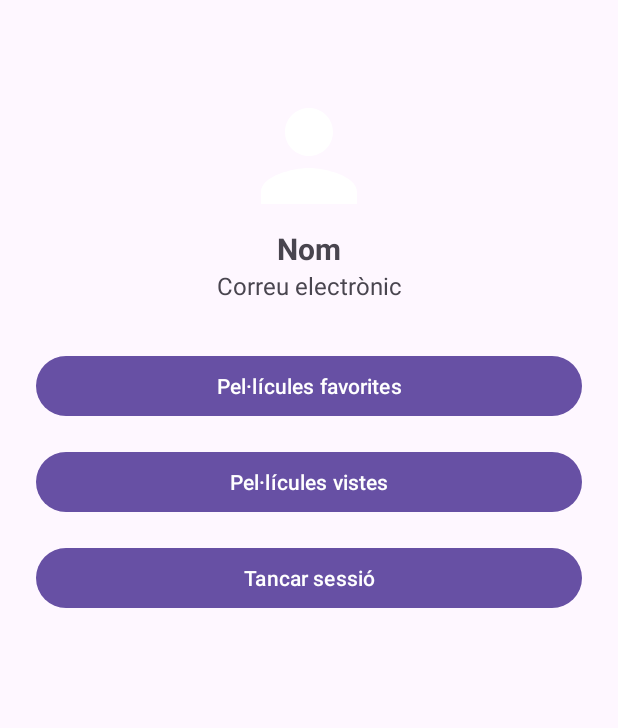
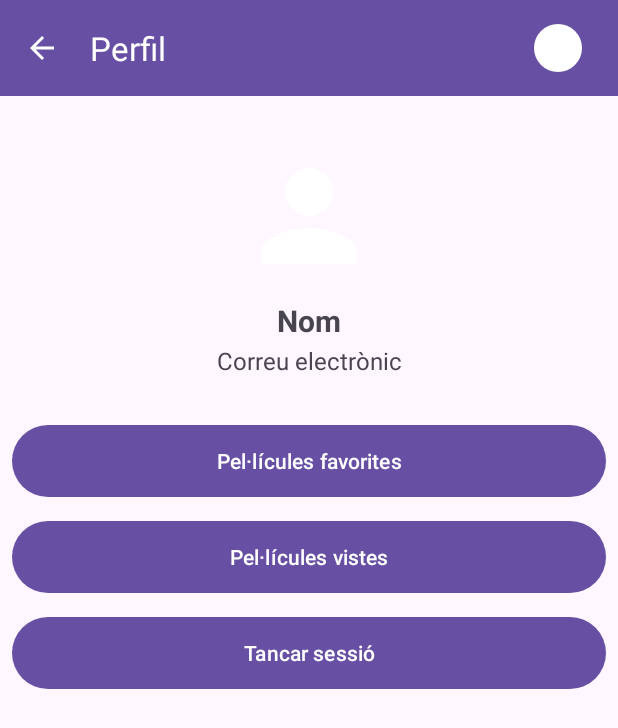
Before and after one commit to alancu/movie-log, an Android app: the UserProfileActivity screen opened directly, with no data from a screen before it, on a phone screen of 412 x 824 dp. Shown: the top 728 px of the screen. Run offline under Robolectric (Android 15) with nearby library versions, the light colour scheme and no system bars; our stand-ins replace Firebase (no records; nobody signed in at launch, a user with empty details on screens opened directly).

Commit message:
Adaptada UserProfileActivity per a usar BaseActivity Botons del perfil d'usuari fets redons

```diff
--- a/app/src/main/java/com/alejandro/movielog/ui/profile/UserProfileActivity.kt
+++ b/app/src/main/java/com/alejandro/movielog/ui/profile/UserProfileActivity.kt
@@ -1,21 +1,27 @@
 package com.alejandro.movielog.ui.profile
 
 import android.os.Bundle
+import android.view.Menu
 import android.widget.Button
 import android.widget.ImageView
 import android.widget.TextView
-import androidx.appcompat.app.AppCompatActivity
+import androidx.appcompat.widget.Toolbar
 import com.alejandro.movielog.R
+import com.alejandro.movielog.ui.base.BaseActivity
 import com.alejandro.movielog.ui.favorites.FavoriteMoviesActivity
 import com.alejandro.movielog.ui.history.WatchedMoviesActivity
 import com.alejandro.movielog.utils.auth.UserAuthHelper
 import com.alejandro.movielog.utils.loadCircularImage
 import com.alejandro.movielog.utils.navigateTo
 
-class UserProfileActivity : AppCompatActivity() {
+class UserProfileActivity : BaseActivity() {
     override fun onCreate(savedInstanceState: Bundle?) {
         super.onCreate(savedInstanceState)
         setContentView(R.layout.activity_user_profile)
+
+        // Configura la toolbar amb títol i botó "enrere"
+        val toolbar = findViewById<Toolbar>(R.id.toolbar)
+        setupToolbar(toolbar, getString(R.string.profile), showBack = true)
 
         val imageUserPhoto = findViewById<ImageView>(R.id.image_user_photo)
         val textUserName = findViewById<TextView>(R.id.text_user_name)
@@ -44,4 +50,15 @@ class UserProfileActivity : AppCompatActivity() {
             navigateTo<WatchedMoviesActivity>()
         }
     }
+
+    override fun onCreateOptionsMenu(menu: Menu): Boolean {
+        menuInflater.inflate(R.menu.menu_user, menu)
+        setupUserMenu(menu)
+        return true
+    }
+
+    override fun onSupportNavigateUp(): Boolean {
+        onBackPressedDispatcher.onBackPressed()
+        return true
+    }
 }
--- /dev/null
+++ b/app/src/main/res/drawable/rounded_button.xml
@@ -0,0 +1,5 @@
+<shape xmlns:android="http://schemas.android.com/apk/res/android"
+    android:shape="rectangle">
+    <solid android:color="?attr/colorPrimary" />
+    <corners android:radius="32dp"/>
+</shape>
--- a/app/src/main/res/layout/activity_user_profile.xml
+++ b/app/src/main/res/layout/activity_user_profile.xml
@@ -1,76 +1,101 @@
-<?xml version="1.0" encoding="utf-8"?>
 <androidx.constraintlayout.widget.ConstraintLayout
     xmlns:android="http://schemas.android.com/apk/res/android"
     xmlns:app="http://schemas.android.com/apk/res-auto"
     android:layout_width="match_parent"
-    android:layout_height="match_parent"
-    android:padding="24dp">
+    android:layout_height="match_parent" >
 
+    <!-- Toolbar -->
+    <androidx.appcompat.widget.Toolbar
+        android:id="@+id/toolbar"
+        android:layout_width="0dp"
+        android:layout_height="wrap_content"
+        app:layout_constraintTop_toTopOf="parent"
+        app:layout_constraintStart_toStartOf="parent"
+        app:layout_constraintEnd_toEndOf="parent"
+        android:background="?attr/colorPrimary"
+        android:theme="@style/ThemeOverlay.AppCompat.Dark.ActionBar" />
+
+    <!-- Imatge d'usuari -->
     <ImageView
         android:id="@+id/image_user_photo"
         android:layout_width="96dp"
         android:layout_height="96dp"
         android:layout_marginTop="32dp"
-        android:layout_marginBottom="16dp"
+        app:layout_constraintTop_toBottomOf="@id/toolbar"
+        app:layout_constraintStart_toStartOf="parent"
+        app:layout_constraintEnd_toEndOf="parent"
         android:scaleType="centerCrop"
         android:contentDescription="@string/profile_picture"
-        android:src="@drawable/ic_user"
-        app:layout_constraintTop_toTopOf="parent"
-        app:layout_constraintStart_toStartOf="parent"
-        app:layout_constraintEnd_toEndOf="parent" />
+        android:src="@drawable/ic_user" />
 
+    <!-- Nom usuari -->
     <TextView
         android:id="@+id/text_user_name"
         android:layout_width="wrap_content"
         android:layout_height="wrap_content"
+        app:layout_constraintTop_toBottomOf="@id/image_user_photo"
+        app:layout_constraintStart_toStartOf="parent"
+        app:layout_constraintEnd_toEndOf="parent"
         android:text="@string/name"
         android:textSize="20sp"
         android:textStyle="bold"
-        app:layout_constraintTop_toBottomOf="@id/image_user_photo"
-        app:layout_constraintStart_toStartOf="parent"
-        app:layout_constraintEnd_toEndOf="parent" />
+        android:layout_marginTop="8dp" />
 
+    <!-- Email usuari -->
     <TextView
         android:id="@+id/text_user_email"
         android:layout_width="wrap_content"
         android:layout_height="wrap_content"
+        app:layout_constraintTop_toBottomOf="@id/text_user_name"
+        app:layout_constraintStart_toStartOf="parent"
+        app:layout_constraintEnd_toEndOf="parent"
         android:text="@string/email"
         android:textSize="16sp"
-        app:layout_constraintTop_toBottomOf="@id/text_user_name"
-        app:layout_constraintStart_toStartOf="parent"
-        app:layout_constraintEnd_toEndOf="parent" />
+        android:layout_marginTop="2dp" />
 
-    <!-- Botó per a favorites -->
+    <!-- Botó favorites -->
     <Button
         android:id="@+id/button_favorites"
         android:layout_width="0dp"
         android:layout_height="wrap_content"
-        android:text="@string/favorite_movies"
         app:layout_constraintTop_toBottomOf="@id/text_user_email"
         app:layout_constraintStart_toStartOf="parent"
         app:layout_constraintEnd_toEndOf="parent"
-        android:layout_marginTop="32dp" />
+        android:layout_marginTop="32dp"
+        android:backgroundTint="?attr/colorPrimary"
+        android:textColor="@android:color/white"
+        android:text="@string/favorite_movies"
+        android:layout_marginHorizontal="8dp"
+        android:background="@drawable/rounded_button" />
 
-    <!-- Botó per a pel·lícules vistes -->
+    <!-- Botó vistes -->
     <Button
         android:id="@+id/button_watched"
         android:layout_width="0dp"
         android:layout_height="wrap_content"
-        android:text="@string/watched_movies"
         app:layout_constraintTop_toBottomOf="@id/button_favorites"
         app:layout_constraintStart_toStartOf="parent"
         app:layout_constraintEnd_toEndOf="parent"
-        android:layout_marginTop="16dp" />
+        android:layout_marginTop="16dp"
+        android:backgroundTint="?attr/colorPrimary"
+        android:textColor="@android:color/white"
+        android:text="@string/watched_movies"
+        android:layout_marginHorizontal="8dp"
+        android:background="@drawable/rounded_button" />
 
-    <!-- Botó per a logout -->
+    <!-- Botó logout -->
     <Button
         android:id="@+id/button_logout"
         android:layout_width="0dp"
         android:layout_height="wrap_content"
-        android:text="@string/logout"
         app:layout_constraintTop_toBottomOf="@id/button_watched"
         app:layout_constraintStart_toStartOf="parent"
         app:layout_constraintEnd_toEndOf="parent"
-        android:layout_marginTop="16dp" />
+        android:layout_marginTop="16dp"
+        android:backgroundTint="?attr/colorPrimary"
+        android:textColor="@android:color/white"
+        android:text="@string/logout"
+        android:layout_marginHorizontal="8dp"
+        android:background="@drawable/rounded_button" />
 
 </androidx.constraintlayout.widget.ConstraintLayout>
```
